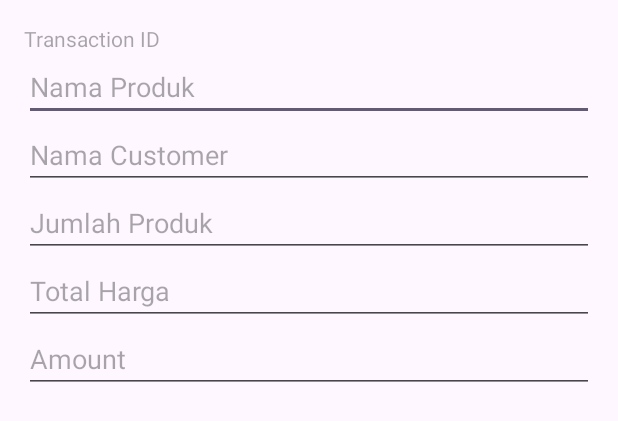
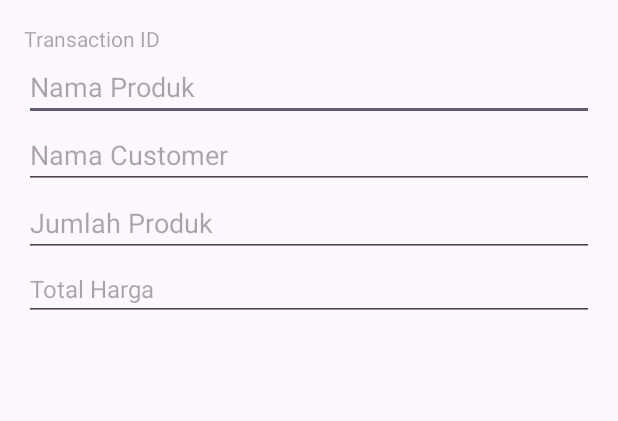
Before and after one commit to Barleyan/ProjectUTSMobile, an Android app: the layout dialog_add_transaction.xml on its own in the app's theme, with its tools: preview values and no code run, on a phone screen of 412 x 824 dp. Shown: the top 421 px of the screen. Run offline under Robolectric (Android 15) with nearby library versions, the phone set to English and light mode, and no system bars.

Commit message:
memperbaiki layout

```diff
--- a/app/src/main/res/layout/dialog_add_transaction.xml
+++ b/app/src/main/res/layout/dialog_add_transaction.xml
@@ -38,13 +38,7 @@
         android:layout_width="match_parent"
         android:layout_height="wrap_content"
         android:hint="Total Harga"
-        android:inputType="textPersonName" />
-
-    <EditText
-        android:id="@+id/etamountID"
-        android:layout_width="match_parent"
-        android:layout_height="wrap_content"
-        android:hint="Amount"
+        android:textSize="16dp"
         android:inputType="textPersonName" />
 
 </LinearLayout>
```
